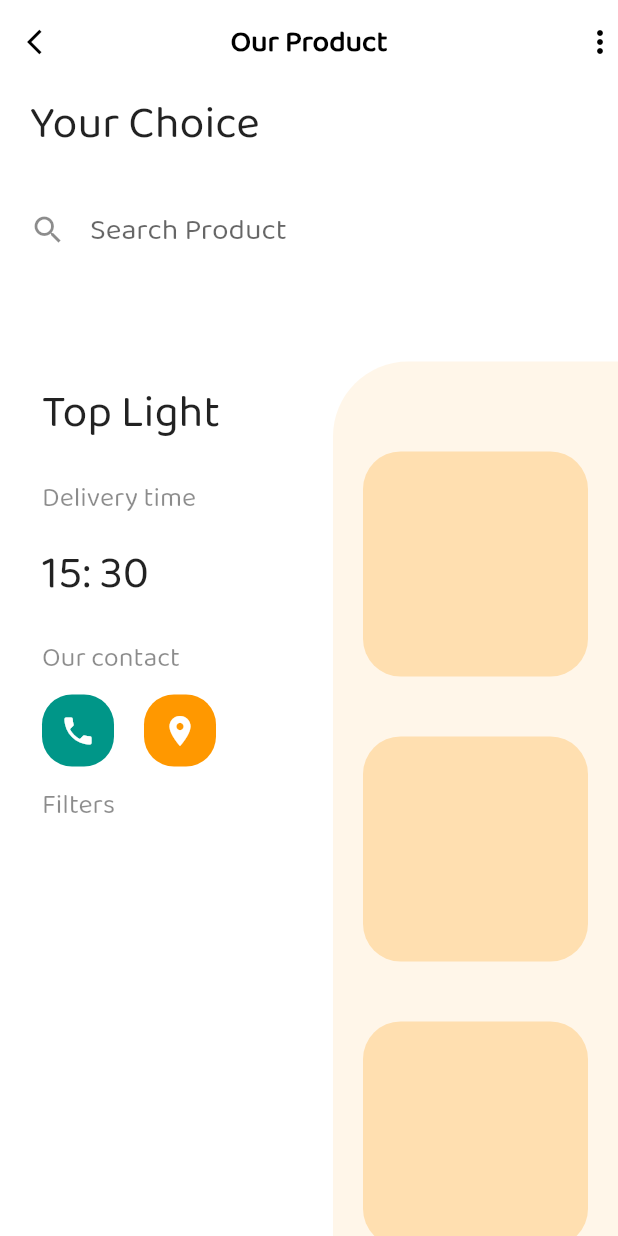
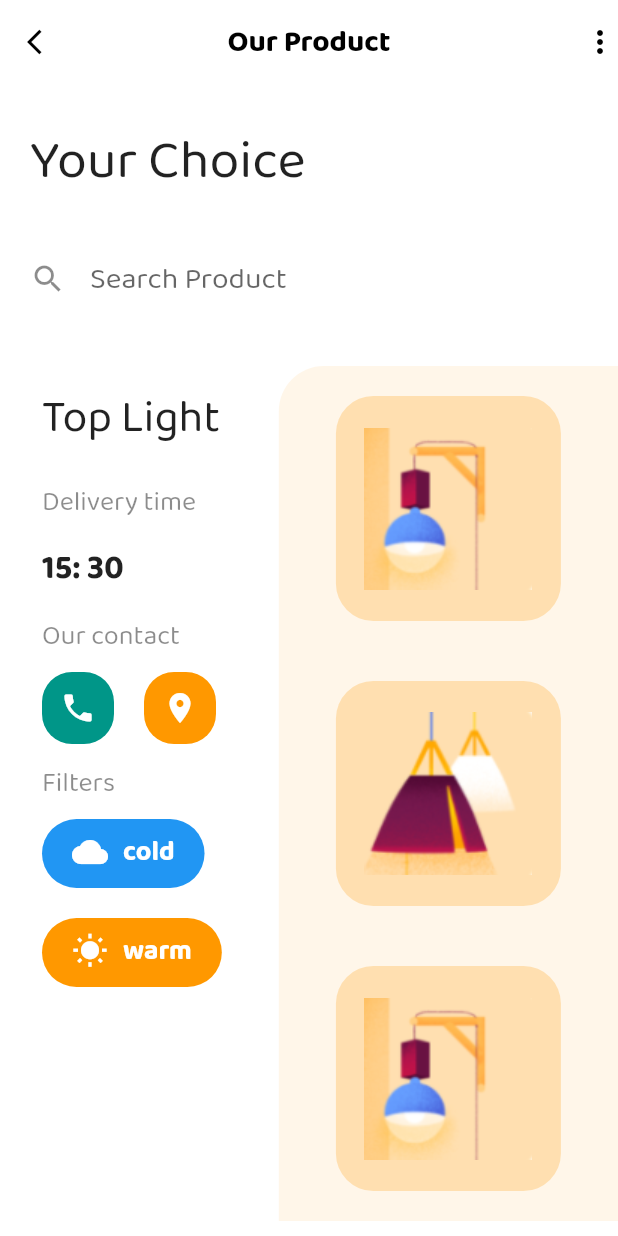
Before and after one commit to amaljoe/product_ui, a Flutter app: the screen it shows after launch, on a phone screen of 412 x 824 dp. Run offline on Flutter 3.47's test engine with Material 2 defaults, Android fonts, the phone set to English and light mode, and no system bars.

Commit message:
add icons and images

```diff
--- /dev/null
+++ b/lib/components/contact_button.dart
@@ -0,0 +1,23 @@
+import 'package:flutter/material.dart';
+
+class ContactButton extends StatelessWidget {
+  final Color color;
+  final IconData icon;
+
+  ContactButton({@required this.icon, @required this.color});
+
+  @override
+  Widget build(BuildContext context) {
+    return Container(
+      decoration: BoxDecoration(
+          color: color, borderRadius: BorderRadius.all(Radius.circular(20))),
+      child: IconButton(
+        icon: Icon(
+          icon,
+          color: Colors.white,
+        ),
+        onPressed: () {},
+      ),
+    );
+  }
+}
--- /dev/null
+++ b/lib/components/filter_button.dart
@@ -0,0 +1,44 @@
+import 'package:flutter/material.dart';
+
+class FilterButton extends StatelessWidget {
+  final IconData icon;
+  final Color color;
+  final String text;
+
+  FilterButton(
+      {@required this.color, @required this.icon, @required this.text});
+
+  @override
+  Widget build(BuildContext context) {
+    return GestureDetector(
+      onTap: () {},
+      child: Container(
+        padding: EdgeInsets.only(top: 6, right: 20, left: 20),
+        decoration: BoxDecoration(
+            color: color, borderRadius: BorderRadius.all(Radius.circular(30))),
+        child: Row(
+          children: [
+            Padding(
+              padding: EdgeInsets.only(bottom: 8.0),
+              child: Icon(
+                icon,
+                color: Colors.white,
+              ),
+            ),
+            SizedBox(
+              width: 10,
+            ),
+            Text(
+              text,
+              style: TextStyle(
+                  fontSize: 18,
+                  fontWeight: FontWeight.w700,
+                  fontFamily: 'BalooTammudu2',
+                  color: Colors.white),
+            ),
+          ],
+        ),
+      ),
+    );
+  }
+}
--- /dev/null
+++ b/lib/components/item_card.dart
@@ -0,0 +1,20 @@
+import 'package:flutter/material.dart';
+
+class ItemCard extends StatelessWidget {
+  final String imagePath;
+  ItemCard({@required this.imagePath});
+  @override
+  Widget build(BuildContext context) {
+    return Padding(
+      padding: EdgeInsets.all(20.0),
+      child: Container(
+        decoration: BoxDecoration(
+            color: Color(0xFFFFDFB0),
+            borderRadius: BorderRadius.all(Radius.circular(25))),
+        width: 150,
+        height: 150,
+        child: Image.asset(imagePath),
+      ),
+    );
+  }
+}
--- a/lib/main.dart
+++ b/lib/main.dart
@@ -1,4 +1,8 @@
 import 'package:flutter/material.dart';
+
+import 'components/contact_button.dart';
+import 'components/filter_button.dart';
+import 'components/item_card.dart';
 
 void main() {
   runApp(MaterialApp(
@@ -49,12 +53,14 @@ class _MainScreenState extends State<MainScreen> {
         child: Column(
           crossAxisAlignment: CrossAxisAlignment.start,
           children: [
+            SizedBox(
+              height: 20,
+            ),
             Text(
               'Your Choice',
               style: TextStyle(
                 fontFamily: 'BalooTammudu2',
-                fontSize: 30,
-                fontWeight: FontWeight.w300,
+                fontSize: 36,
               ),
             ),
             TextField(
@@ -71,7 +77,7 @@ class _MainScreenState extends State<MainScreen> {
                   )),
             ),
             SizedBox(
-              height: 50,
+              height: 20,
             ),
             Expanded(
               child: Row(
@@ -96,7 +102,9 @@ class _MainScreenState extends State<MainScreen> {
                         ),
                         Text('15: 30',
                             style: TextStyle(
-                                fontFamily: 'BalooTammudu2', fontSize: 30)),
+                                fontFamily: 'BalooTammudu2',
+                                fontWeight: FontWeight.w700,
+                                fontSize: 22)),
                         Text(
                           'Our contact',
                           style: TextStyle(
@@ -131,25 +139,43 @@ class _MainScreenState extends State<MainScreen> {
                             color: Colors.black45,
                           ),
                         ),
+                        FilterButton(
+                            color: Colors.blue,
+                            icon: Icons.cloud,
+                            text: 'cold'),
+                        SizedBox(
+                          height: 20,
+                        ),
+                        FilterButton(
+                          color: Colors.orange,
+                          icon: Icons.wb_sunny,
+                          text: 'warm',
+                        ),
                       ],
                     ),
                   ),
                   SizedBox(
-                    width: 20,
+                    width: 30,
                   ),
-                  Container(
-                    decoration: BoxDecoration(
-                        color: Color(0xFFFFF6E9),
-                        borderRadius:
-                            BorderRadius.only(topLeft: Radius.circular(50))),
-                    child: Padding(
-                      padding: EdgeInsets.only(top: 40.0),
+                  Expanded(
+                    child: Container(
+                      decoration: BoxDecoration(
+                          color: Color(0xFFFFF6E9),
+                          borderRadius:
+                              BorderRadius.only(topLeft: Radius.circular(30))),
                       child: SingleChildScrollView(
+                        physics: BouncingScrollPhysics(),
                         child: Column(
                           children: [
-                            ItemCard(),
-                            ItemCard(),
-                            ItemCard(),
+                            ItemCard(
+                              imagePath: 'images/bulb1.png',
+                            ),
+                            ItemCard(
+                              imagePath: 'images/bulb2.png',
+                            ),
+                            ItemCard(
+                              imagePath: 'images/bulb1.png',
+                            ),
                           ],
                         ),
                       ),
@@ -164,41 +190,3 @@ class _MainScreenState extends State<MainScreen> {
     );
   }
 }
-
-class ContactButton extends StatelessWidget {
-  final Color color;
-  final IconData icon;
-
-  ContactButton({@required this.icon, @required this.color});
-
-  @override
-  Widget build(BuildContext context) {
-    return Container(
-      decoration: BoxDecoration(
-          color: color, borderRadius: BorderRadius.all(Radius.circular(20))),
-      child: IconButton(
-        icon: Icon(
-          icon,
-          color: Colors.white,
-        ),
-        onPressed: () {},
-      ),
-    );
-  }
-}
-
-class ItemCard extends StatelessWidget {
-  @override
-  Widget build(BuildContext context) {
-    return Padding(
-      padding: EdgeInsets.all(20.0),
-      child: Container(
-        decoration: BoxDecoration(
-            color: Color(0xFFFFDFB0),
-            borderRadius: BorderRadius.all(Radius.circular(25))),
-        width: 150,
-        height: 150,
-      ),
-    );
-  }
-}
--- a/pubspec.yaml
+++ b/pubspec.yaml
@@ -44,6 +44,8 @@ flutter:
   # the material Icons class.
   uses-material-design: true
 
+  assets:
+    - images/
   # To add assets to your application, add an assets section, like this:
   # assets:
   #   - images/a_dot_burr.jpeg
@@ -64,6 +66,8 @@ flutter:
     - family: BalooTammudu2
       fonts:
         - asset: fonts/BalooTammudu2-Regular.ttf
+        - asset: fonts/BalooTammudu2-Bold.ttf
+          weight: 700
   #   - family: Schyler
   #     fonts:
   #       - asset: fonts/Schyler-Regular.ttf
```
Also changed, not shown: images/bulb1.png (added), images/bulb2.png (added).
